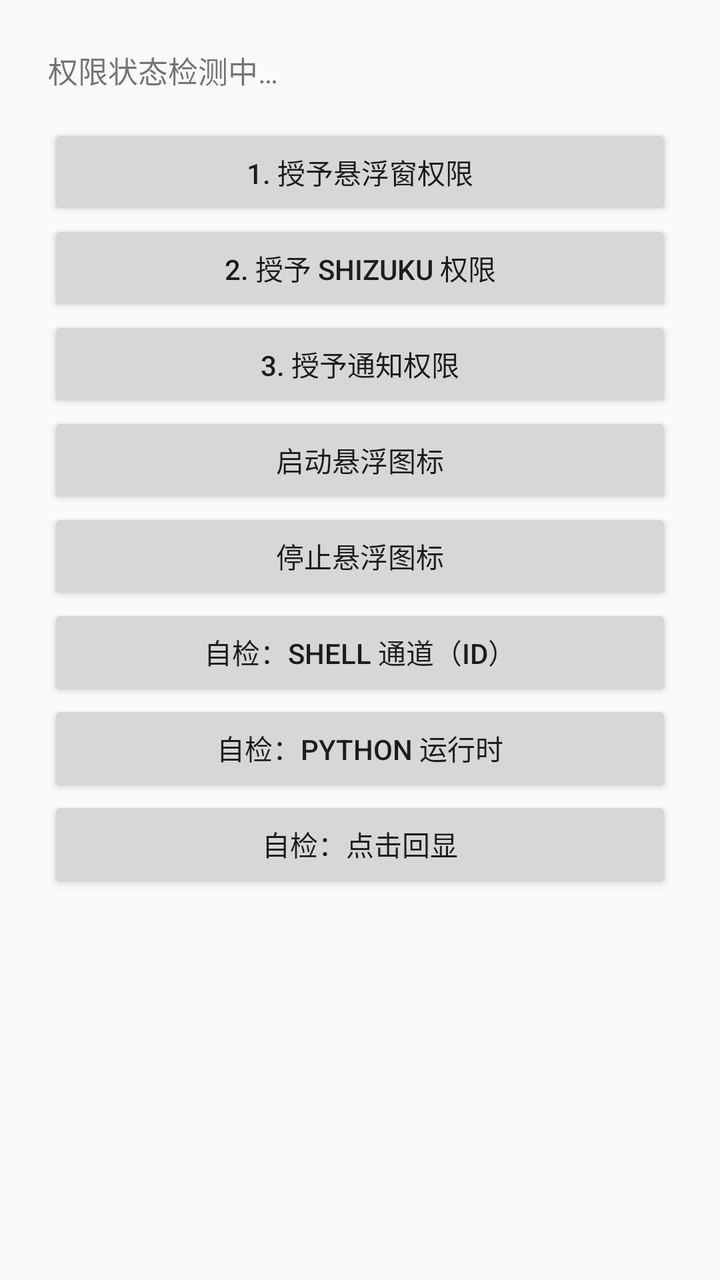
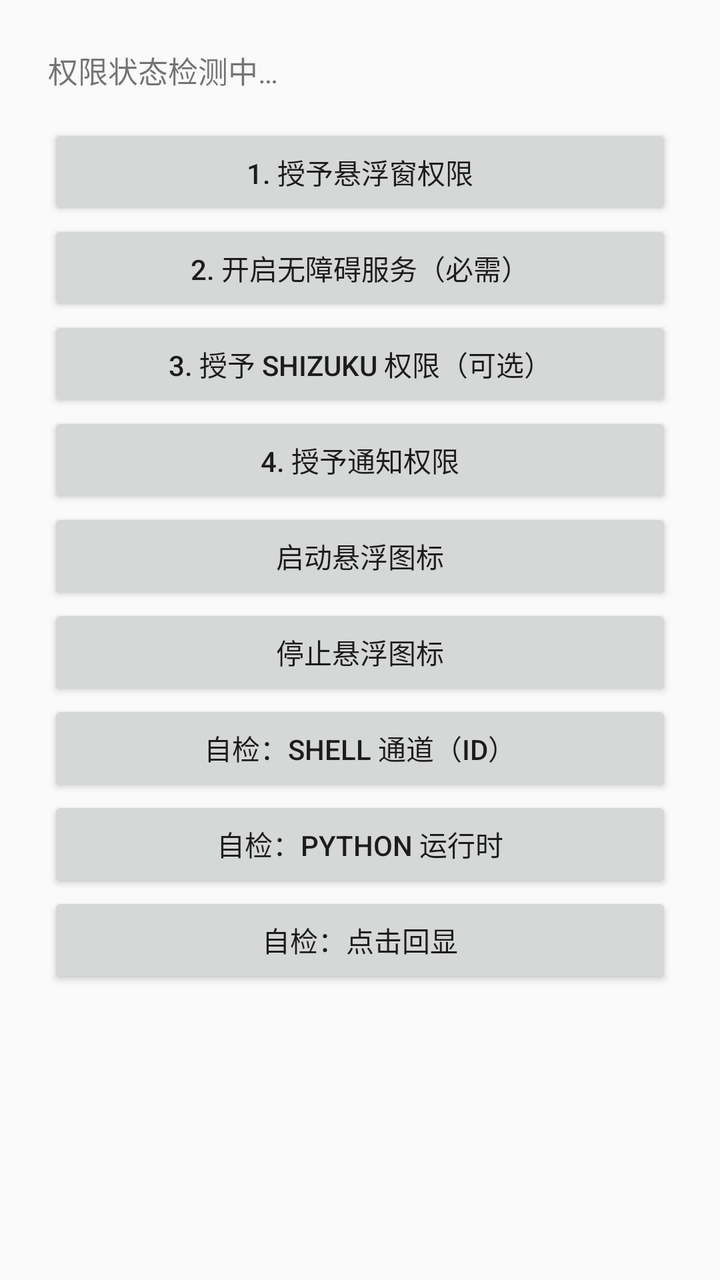

Two renders of the same Android screen: before a commit and after it. Below are the layout's source before the change and the commit's diff.
<!-- AndroidManifest.xml: application theme Theme.Lvjiang -->
<!-- res/layout/activity_main.xml -->
<?xml version="1.0" encoding="utf-8"?>
<ScrollView xmlns:android="http://schemas.android.com/apk/res/android"
    android:layout_width="match_parent"
    android:layout_height="match_parent">

    <LinearLayout
        android:layout_width="match_parent"
        android:layout_height="wrap_content"
        android:orientation="vertical"
        android:padding="24dp">

        <TextView
            android:id="@+id/status_text"
            android:layout_width="match_parent"
            android:layout_height="wrap_content"
            android:text="@string/status_placeholder"
            android:textSize="15sp"
            android:paddingBottom="16dp" />

        <Button
            android:id="@+id/btn_overlay"
            android:layout_width="match_parent"
            android:layout_height="wrap_content"
            android:text="@string/btn_overlay" />

        <Button
            android:id="@+id/btn_shizuku"
            android:layout_width="match_parent"
            android:layout_height="wrap_content"
            android:text="@string/btn_shizuku" />

        <Button
            android:id="@+id/btn_notification"
            android:layout_width="match_parent"
            android:layout_height="wrap_content"
            android:text="@string/btn_notification" />

        <Button
            android:id="@+id/btn_start_float"
            android:layout_width="match_parent"
            android:layout_height="wrap_content"
            android:text="@string/btn_start_float" />

        <Button
            android:id="@+id/btn_stop_float"
            android:layout_width="match_parent"
            android:layout_height="wrap_content"
            android:text="@string/btn_stop_float" />

        <Button
            android:id="@+id/btn_test_shell"
            android:layout_width="match_parent"
            android:layout_height="wrap_content"
            android:text="@string/btn_test_shell" />

        <Button
            android:id="@+id/btn_test_python"
            android:layout_width="match_parent"
            android:layout_height="wrap_content"
            android:text="@string/btn_test_python" />

        
        <Button
            android:id="@+id/btn_test_click"
            android:layout_width="match_parent"
            android:layout_height="wrap_content"
            android:text="@string/btn_test_click" />

    </LinearLayout>
</ScrollView>
<!-- resources referenced by this layout -->
<resources>
  <string name="btn_notification">3. 授予通知权限</string>
  <string name="btn_overlay">1. 授予悬浮窗权限</string>
  <string name="btn_shizuku">2. 授予 Shizuku 权限</string>
  <string name="btn_start_float">启动悬浮图标</string>
  <string name="btn_stop_float">停止悬浮图标</string>
  <string name="btn_test_click">自检：点击回显</string>
  <string name="btn_test_python">自检：Python 运行时</string>
  <string name="btn_test_shell">自检：shell 通道（id）</string>
  <string name="status_placeholder">权限状态检测中…</string>
  <style name="Theme.Lvjiang" parent="Theme.AppCompat.DayNight" />
</resources>

<!-- the commit's change to res/layout/activity_main.xml (unified diff, before → after) -->
@@ -22,6 +22,12 @@
             android:layout_width="match_parent"
             android:layout_height="wrap_content"
             android:text="@string/btn_overlay" />
+
+        <Button
+            android:id="@+id/btn_a11y"
+            android:layout_width="match_parent"
+            android:layout_height="wrap_content"
+            android:text="@string/btn_a11y" />
 
         <Button
             android:id="@+id/btn_shizuku"
<!-- resource entries referenced after the edit -->
@@ -1,8 +1,9 @@
 <!-- resources referenced by this layout -->
 <resources>
-  <string name="btn_notification">3. 授予通知权限</string>
+  <string name="btn_a11y">2. 开启无障碍服务（必需）</string>
+  <string name="btn_notification">4. 授予通知权限</string>
   <string name="btn_overlay">1. 授予悬浮窗权限</string>
-  <string name="btn_shizuku">2. 授予 Shizuku 权限</string>
+  <string name="btn_shizuku">3. 授予 Shizuku 权限（可选）</string>
   <string name="btn_start_float">启动悬浮图标</string>
   <string name="btn_stop_float">停止悬浮图标</string>
   <string name="btn_test_click">自检：点击回显</string>
